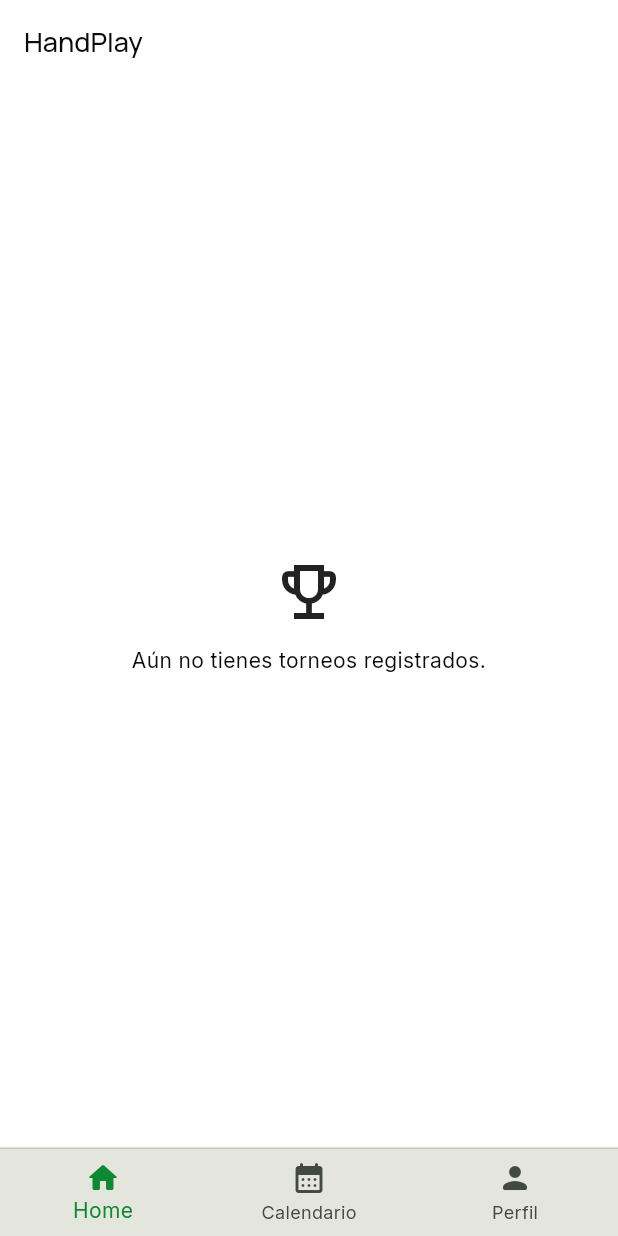
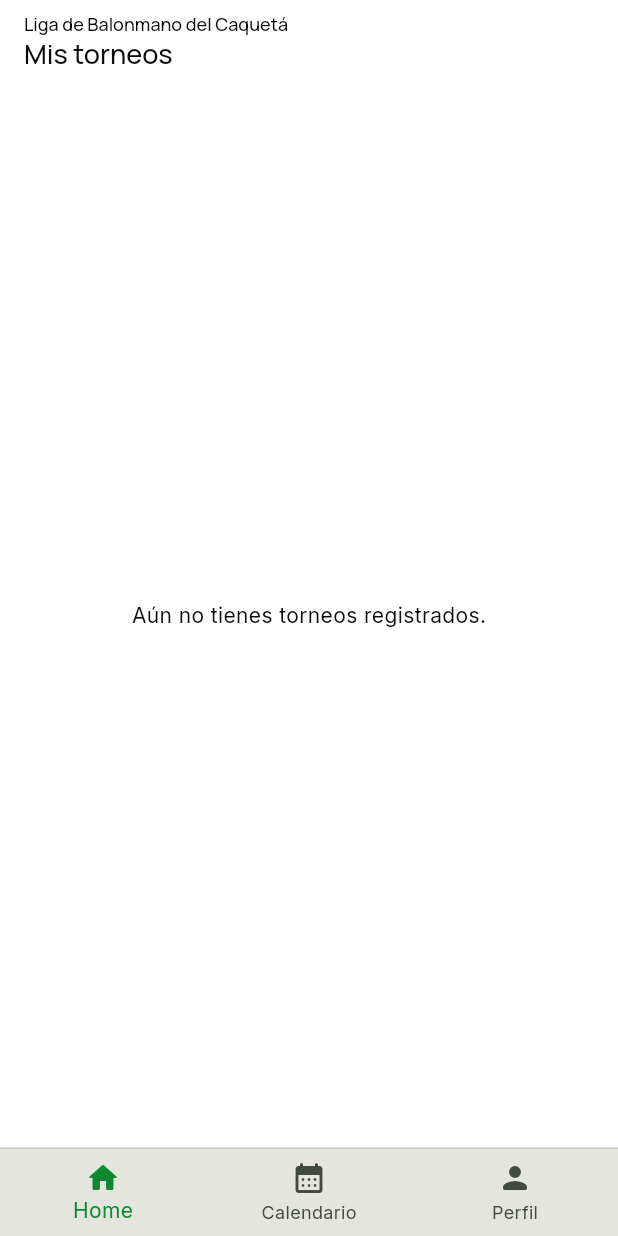
Before and after one commit to tatiana1104/handplay_demo, a Flutter app: the screen it shows once a user with an empty profile is signed in, on a phone screen of 412 x 824 dp. Run offline on Flutter 3.47's test engine with Material 3 defaults, Android fonts, the phone set to English and light mode, and no system bars; our stand-ins replace cloud_firestore, dartz, equatable, firebase_auth, firebase_core, flutter_bloc and 4 more; accounts and stored records are empty.

Commit message:
[RF-03] agregar creación de torneos para admin de liga

```diff
--- a/lib/core/routing/route_names.dart
+++ b/lib/core/routing/route_names.dart
@@ -16,6 +16,7 @@ class RouteNames {
   static const String splash = '/'; // Ruta de la pantalla de splash (pantalla inicial que se muestra al abrir la app)
   static const String home = '/torneos'; // Ruta de la pantalla de inicio (lista de torneos)
   static const String profile = '/perfil'; // Perfil de la cuenta autenticada
+  static const String createTournament = '/torneos/nuevo'; // Alta de torneo para admin de liga
   static const String login = '/login'; // Ruta de la pantalla de login
   static const String register = '/register'; // Ruta de la pantalla de registro
   static const String recoverPassword = '/recover-password'; // Ruta de la pantalla de recuperación de contraseña
--- a/lib/features/tournaments/presentation/screens/torneos_screen.dart
+++ b/lib/features/tournaments/presentation/screens/torneos_screen.dart
@@ -1,5 +1,7 @@
+import 'package:firebase_auth/firebase_auth.dart';
 import 'package:flutter/material.dart';
 import 'package:flutter_bloc/flutter_bloc.dart';
+import 'package:go_router/go_router.dart';
 
 import '../../../../shared/widgets/app_bottom_navigation_bar.dart';
 import '../../../auth/presentation/bloc/auth_bloc.dart';
@@ -7,10 +9,8 @@ import '../../../auth/presentation/bloc/auth_state.dart';
 import '../../data/tournament_repository.dart';
 import '../../domain/models/tournament_models.dart';
 
-/// Home público de HandPlay.
-///
-/// Los visitantes ven la propuesta de valor sin autenticarse. Cuando existe
-/// una sesión, la misma pantalla cambia a la lista de torneos del usuario.
+/// Home público y panel de torneos de la liga de balonmano.
+/// Solo el custom claim `rol: admin_liga` habilita la creación de torneos.
 class TorneosScreen extends StatelessWidget {
   const TorneosScreen({super.key});
 
@@ -20,46 +20,63 @@ class TorneosScreen extends StatelessWidget {
     final user = authState is AuthAuthenticated ? authState.user : null;
 
     return Scaffold(
-      appBar: AppBar(title: const Text('HandPlay')),
-      // El banner inferior también está disponible para visitantes: desde ahí
-      // pueden volver al inicio o abrir el acceso sin autenticarse primero.
-      bottomNavigationBar: AppBottomNavigationBar(
-        selectedIndex: 0,
-        isAuthenticated: user != null,
+      appBar: AppBar(
+        title: const Column(
+          crossAxisAlignment: CrossAxisAlignment.start,
+          children: [
+            Text('Liga de Balonmano del Caquetá', style: TextStyle(fontSize: 12)),
+            Text('Mis torneos'),
+          ],
         ),
-      body: user == null
-          ? const _PublicHomeContent()
-          : StreamBuilder<List<Tournament>>(
-              stream: TournamentRepository()
-                  .watchTournamentsForAdmin(user.uid),
-              builder: (context, snapshot) {
-                if (snapshot.hasError) {
-                  return const _MessageCard(
-                    icon: Icons.lock_outline_rounded,
-                    message: 'No se pudieron cargar tus torneos.',
+        actions: [if (user != null) _CreateTournamentAction(userId: user.uid)],
+      ),
+      bottomNavigationBar: AppBottomNavigationBar(selectedIndex: 0, isAuthenticated: user != null),
+      body: user == null ? const _PublicHomeContent() : _AuthenticatedTournaments(userId: user.uid),
     );
   }
-                if (snapshot.connectionState == ConnectionState.waiting) {
-                  return const Center(child: CircularProgressIndicator());
 }
 
-                final tournaments = snapshot.data ?? const <Tournament>[];
-                if (tournaments.isEmpty) {
-                  return const _MessageCard(
-                    icon: Icons.emoji_events_outlined,
-                    message: 'Aún no tienes torneos registrados.',
-                  );
-                }
-                return ListView.separated(
-                  padding: const EdgeInsets.all(20),
-                  itemCount: tournaments.length,
-                  separatorBuilder: (_, __) => const SizedBox(height: 12),
-                  itemBuilder: (context, index) => _TournamentCard(
-                    tournament: tournaments[index],
+class _CreateTournamentAction extends StatelessWidget {
+  const _CreateTournamentAction({required this.userId});
+
+  final String userId;
+
+  @override
+  Widget build(BuildContext context) {
+    return FutureBuilder<IdTokenResult>(
+      future: FirebaseAuth.instance.currentUser?.getIdTokenResult(),
+      builder: (context, snapshot) {
+        final role = snapshot.data?.claims?['rol'];
+        if (role != 'admin_liga' && role != 'admin') return const SizedBox.shrink();
+        return Padding(
+          padding: const EdgeInsets.only(right: 12),
+          child: FilledButton.icon(
+            onPressed: () => context.push('/torneos/nuevo', extra: userId),
+            icon: const Icon(Icons.add, size: 18),
+            label: const Text('Nuevo torneo'),
           ),
         );
       },
-            ),
+    );
+  }
+}
+
+class _AuthenticatedTournaments extends StatelessWidget {
+  const _AuthenticatedTournaments({required this.userId});
+
+  final String userId;
+
+  @override
+  Widget build(BuildContext context) {
+    return StreamBuilder<List<Tournament>>(
+      stream: TournamentRepository().watchTournamentsForAdmin(userId),
+      builder: (context, snapshot) {
+        if (snapshot.hasError) return const _MessageCard(icon: Icons.lock_outline_rounded, message: 'No se pudieron cargar tus torneos.');
+        if (snapshot.connectionState == ConnectionState.waiting) return const Center(child: CircularProgressIndicator());
+        final tournaments = snapshot.data ?? const <Tournament>[];
+        if (tournaments.isEmpty) return const _EmptyTournaments();
+        return ListView.separated(padding: const EdgeInsets.fromLTRB(12, 12, 12, 24), itemCount: tournaments.length, separatorBuilder: (_, __) => const SizedBox(height: 10), itemBuilder: (context, index) => _TournamentCard(tournament: tournaments[index]));
+      },
     );
   }
 }
@@ -70,20 +87,15 @@ class _PublicHomeContent extends StatelessWidget {
   @override
   Widget build(BuildContext context) {
     final textTheme = Theme.of(context).textTheme;
-    return ListView(
-      padding: const EdgeInsets.all(24),
-      children: [
-        const Icon(Icons.sports_handball_rounded, size: 72),
-        const SizedBox(height: 20),
-        Text('Gestiona tu liga de balonmano', style: textTheme.headlineMedium),
-        const SizedBox(height: 12),
-        Text(
-          'Consulta torneos, equipos, partidos y resultados desde un solo lugar.',
-          style: textTheme.bodyLarge,
-        ),
-      ],
-    );
+    return ListView(padding: const EdgeInsets.all(24), children: [const Icon(Icons.sports_handball_rounded, size: 72), const SizedBox(height: 20), Text('Gestiona tu liga de balonmano', style: textTheme.headlineMedium), const SizedBox(height: 12), Text('Consulta torneos, equipos, partidos y resultados desde un solo lugar.', style: textTheme.bodyLarge)]);
   }
+}
+
+class _EmptyTournaments extends StatelessWidget {
+  const _EmptyTournaments();
+
+  @override
+  Widget build(BuildContext context) => const Center(child: Padding(padding: EdgeInsets.all(24), child: Text('Aún no tienes torneos registrados.')));
 }
 
 class _TournamentCard extends StatelessWidget {
@@ -93,15 +105,19 @@ class _TournamentCard extends StatelessWidget {
 
   @override
   Widget build(BuildContext context) {
-    return Card(
-      child: ListTile(
-        leading: const CircleAvatar(child: Icon(Icons.emoji_events_outlined)),
-        title: Text(tournament.name.isEmpty ? 'Torneo sin nombre' : tournament.name),
-        subtitle: Text('${tournament.status} · ${tournament.format}'),
-        trailing: const Icon(Icons.chevron_right_rounded),
-      ),
-    );
+    final isActive = tournament.status == 'active';
+    return Card(child: Padding(padding: const EdgeInsets.all(14), child: Column(crossAxisAlignment: CrossAxisAlignment.start, children: [Row(children: [const Icon(Icons.star_border_rounded, size: 18), const SizedBox(width: 8), Expanded(child: Text(tournament.name.isEmpty ? 'Torneo sin nombre' : tournament.name, style: Theme.of(context).textTheme.titleMedium)), _StatusPill(label: isActive ? 'en curso' : 'por iniciar', active: isActive)]), const SizedBox(height: 6), Text('${tournament.format} · ${tournament.teamLimit} equipos', style: Theme.of(context).textTheme.bodySmall), const SizedBox(height: 12), LinearProgressIndicator(value: isActive ? .45 : .05), const SizedBox(height: 8), Text(tournament.startDate == null ? 'Fecha de inicio pendiente' : 'Inicia: ${tournament.startDate!.day}/${tournament.startDate!.month}/${tournament.startDate!.year}', style: Theme.of(context).textTheme.bodySmall)])));
   }
+}
+
+class _StatusPill extends StatelessWidget {
+  const _StatusPill({required this.label, required this.active});
+
+  final String label;
+  final bool active;
+
+  @override
+  Widget build(BuildContext context) => DecoratedBox(decoration: BoxDecoration(color: active ? Colors.green.withValues(alpha: .18) : Colors.amber.withValues(alpha: .18), borderRadius: BorderRadius.circular(6)), child: Padding(padding: const EdgeInsets.symmetric(horizontal: 8, vertical: 4), child: Text(label, style: TextStyle(fontSize: 11, color: active ? Colors.green : Colors.amber))));
 }
 
 class _MessageCard extends StatelessWidget {
@@ -111,19 +127,5 @@ class _MessageCard extends StatelessWidget {
   final String message;
 
   @override
-  Widget build(BuildContext context) {
-    return Center(
-      child: Padding(
-        padding: const EdgeInsets.all(24),
-        child: Column(
-          mainAxisSize: MainAxisSize.min,
-          children: [
-            Icon(icon, size: 48),
-            const SizedBox(height: 12),
-            Text(message, textAlign: TextAlign.center),
-          ],
-        ),
-      ),
-    );
+  Widget build(BuildContext context) => Center(child: Padding(padding: const EdgeInsets.all(24), child: Column(mainAxisSize: MainAxisSize.min, children: [Icon(icon, size: 48), const SizedBox(height: 12), Text(message, textAlign: TextAlign.center)])));
 }
-}
--- a/lib/main.dart
+++ b/lib/main.dart
@@ -15,6 +15,7 @@ import 'features/auth/presentation/screens/profile_screen.dart';
 import 'features/auth/presentation/screens/recover_password_screen.dart';
 import 'features/auth/presentation/screens/register_screen.dart';
 import 'features/auth/presentation/screens/splash_screen.dart';
+import 'features/tournaments/presentation/screens/create_tournament_screen.dart';
 import 'features/tournaments/presentation/screens/torneos_screen.dart';
 import 'firebase_options.dart';
 
@@ -92,6 +93,12 @@ class _HandPlayAppState extends State<HandPlayApp> {
           builder: (context, state) => const ProfileScreen(),
         ),
         GoRoute(
+          path: RouteNames.createTournament,
+          builder: (context, state) => CreateTournamentScreen(
+            adminId: state.extra! as String,
+          ),
+        ),
+        GoRoute(
           path: RouteNames.login,
           builder: (context, state) => const LoginScreen(),
         ),
```
Also changed, not shown: lib/features/tournaments/presentation/screens/create_tournament_screen.dart (added, +129 -0 lines), 2 other files. Lines whose indentation alone changed are shown as unchanged.
